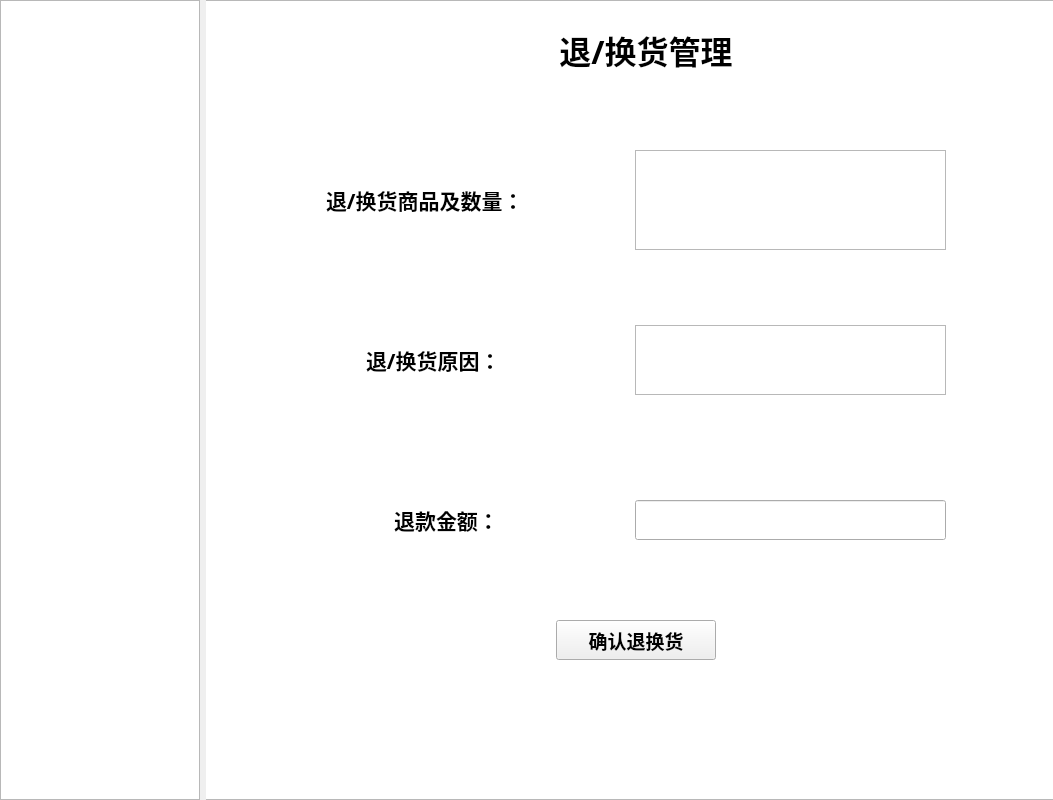
Above: ShopManage/frmnavlistviewform.ui from gigigigiggigi/marketman before the change. Below: the same form after it.
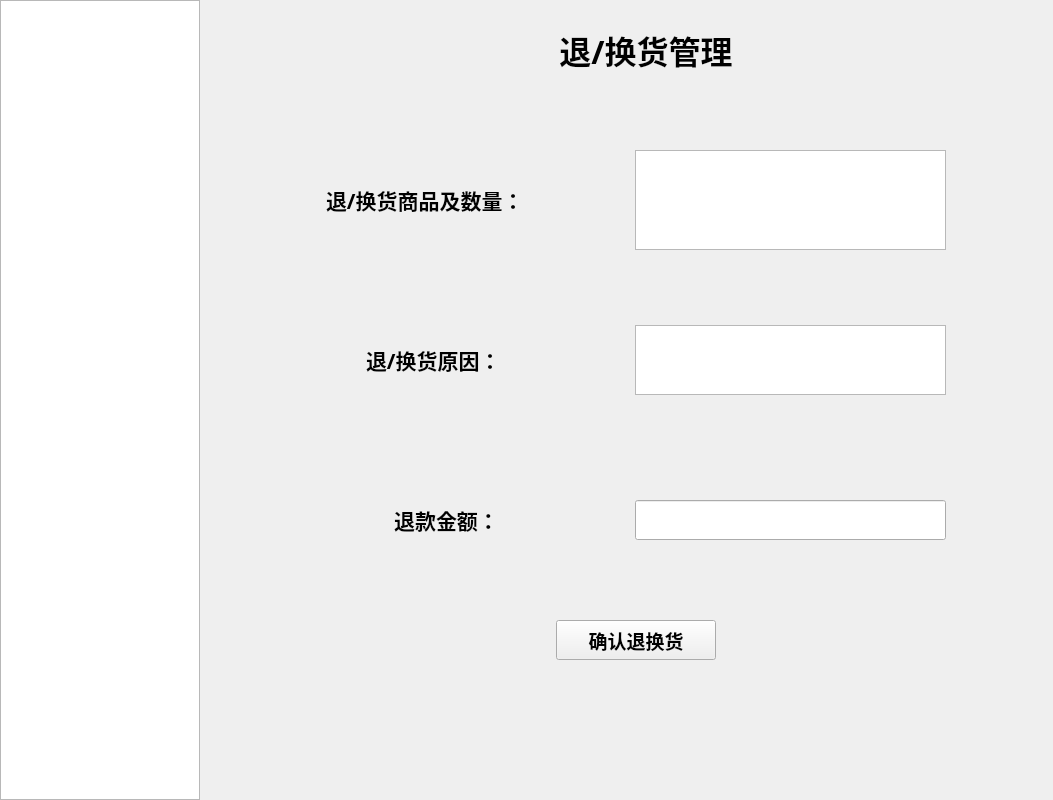
That is the form after the change. The open tabs and pages were chosen to show the change. Icons and pictures are not drawn. Custom widgets are drawn as their Qt base class.

The edit to the form file:
```diff
--- a/ShopManage/frmnavlistviewform.ui
+++ b/ShopManage/frmnavlistviewform.ui
@@ -1041,32 +1041,6 @@
         <string>确认退换货</string>
        </property>
       </widget>
-      <widget class="QTextEdit" name="textEdit_4">
-       <property name="geometry">
-        <rect>
-         <x>-10</x>
-         <y>0</y>
-         <width>880</width>
-         <height>800</height>
-        </rect>
-       </property>
-       <property name="html">
-        <string>&lt;!DOCTYPE HTML PUBLIC &quot;-//W3C//DTD HTML 4.0//EN&quot; &quot;http://www.w3.org/TR/REC-html40/strict.dtd&quot;&gt;
-&lt;html&gt;&lt;head&gt;&lt;meta name=&quot;qrichtext&quot; content=&quot;1&quot; /&gt;&lt;style type=&quot;text/css&quot;&gt;
-p, li { white-space: pre-wrap; }
-&lt;/style&gt;&lt;/head&gt;&lt;body style=&quot; font-family:'Agency FB'; font-size:14pt; font-weight:600; font-style:normal;&quot;&gt;
-&lt;p style=&quot; margin-top:0px; margin-bottom:0px; margin-left:0px; margin-right:0px; -qt-block-indent:0; text-indent:0px;&quot;&gt;&lt;img src=&quot;:/image/017.jpg&quot; /&gt;&lt;/p&gt;&lt;/body&gt;&lt;/html&gt;</string>
-       </property>
-      </widget>
-      <zorder>textEdit_4</zorder>
-      <zorder>label_20</zorder>
-      <zorder>label_25</zorder>
-      <zorder>textEdit_returnGoods</zorder>
-      <zorder>label_26</zorder>
-      <zorder>textEdit_returnReason</zorder>
-      <zorder>label_27</zorder>
-      <zorder>lineEdit_returnTotal</zorder>
-      <zorder>pB_return</zorder>
      </widget>
      <widget class="QWidget" name="page">
       <widget class="QCalendarWidget" name="calendarWidget">
```
Left out of the diff: 129 changed lines with no effect on the pictures.
